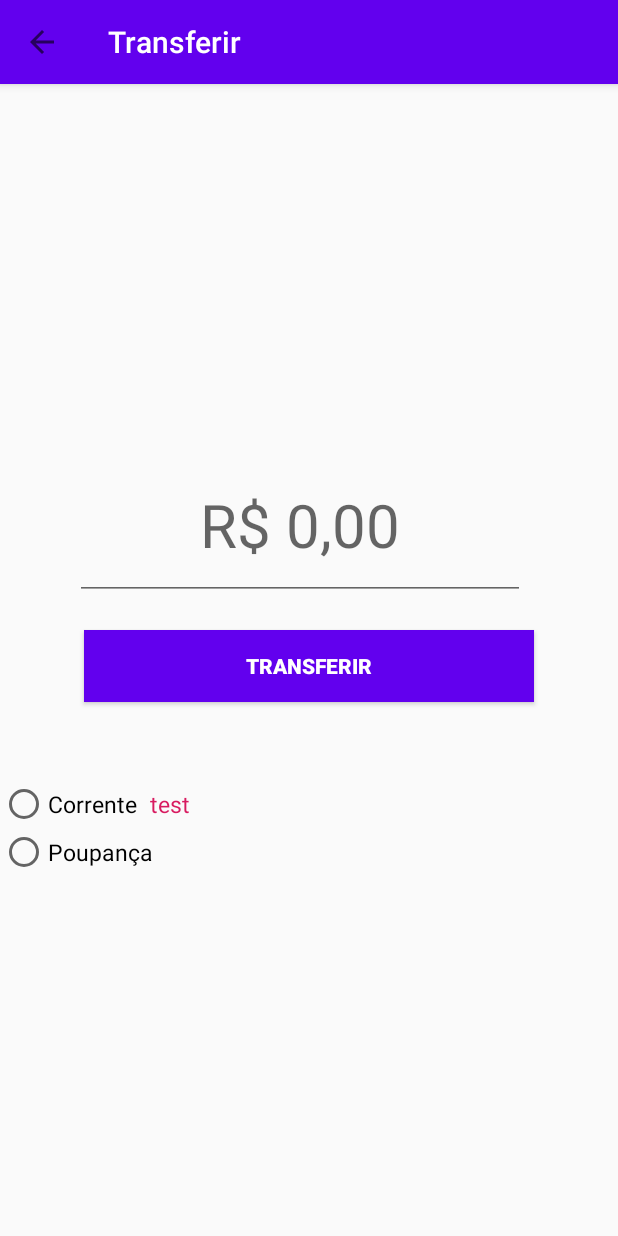
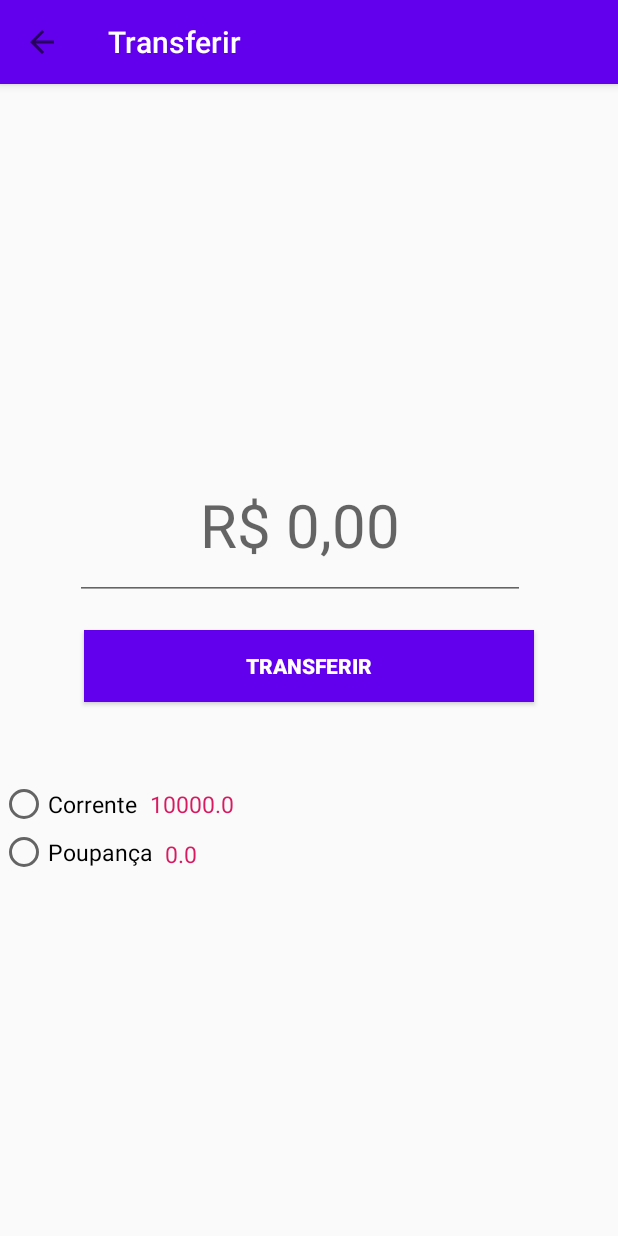
Before and after one commit to viniciusmesquitac/kotlin-mobile-test, an Android app: the screen it shows after launch (InformationContactActivity), after a tap on an icon or button, on a phone screen of 412 x 824 dp. Run offline under Robolectric (Android 15) with nearby library versions, the phone set to English and light mode, and no system bars; libraries missing offline, so code that uses them is left out: com.mooveit.library; 1 statement that could not run was skipped; 1 other tap on this screen came first.

Commit message:
update sort contacts

```diff
--- a/app/src/main/java/com/example/mobile_test/ContactAdapter.kt
+++ b/app/src/main/java/com/example/mobile_test/ContactAdapter.kt
@@ -34,6 +34,4 @@ class ContactAdapter(val contacts: MutableList<Contact>): RecyclerView.Adapter<C
             }
         }
     }
-
-
 }
--- a/app/src/main/java/com/example/mobile_test/ContactsActivity.kt
+++ b/app/src/main/java/com/example/mobile_test/ContactsActivity.kt
@@ -7,9 +7,7 @@ import android.util.Log
 import android.view.View
 import androidx.recyclerview.widget.LinearLayoutManager
 import androidx.recyclerview.widget.RecyclerView
-import com.example.mobile_test.model.Contact
-import com.example.mobile_test.model.contact
-import com.example.mobile_test.model.fakeContacts
+import com.example.mobile_test.model.*
 import com.mooveit.library.Fakeit
 import kotlinx.android.synthetic.main.activity_contacts.*
 import kotlinx.android.synthetic.main.contact_item.*
@@ -19,10 +17,18 @@ class ContactsActivity : AppCompatActivity() {
     private lateinit var adapter: ContactAdapter
     private lateinit var myContacts : MutableList<Contact>
 
+
     override fun onCreate(savedInstanceState: Bundle?) {
         super.onCreate(savedInstanceState)
         Fakeit.init()
         setContentView(R.layout.activity_contacts)
+
+        var myUser = CreateUser();
+        val bundle: Bundle? = intent.extras
+
+        bundle?.apply {
+            var user = getParcelable<User>("user");
+        }
 
         adapter = ContactAdapter(fakeContacts())
         myContacts = fakeContacts()
@@ -33,9 +39,13 @@ class ContactsActivity : AppCompatActivity() {
         var intent = Intent(this, InformationContactActivity::class.java)
         recycler_view_contacts.addOnItemClickListener(object: OnItemClickListener{
             override fun onItemClicked(position: Int, view: View) {
-                intent.putExtra("contact", myContacts[position])
+                var sortedContacts: List<Contact> = myContacts.sortedBy{a -> a.name}
+
+
+                intent.putExtra("user", myUser);
+                intent.putExtra("contact", sortedContacts[position])
                 startActivity(intent)
-                Log.d("teste",myContacts[position].name.toString())
+                Log.d("teste",sortedContacts[position].name)
             }
         })
 
@@ -58,8 +68,10 @@ class ContactsActivity : AppCompatActivity() {
             savings_account = !unique
         }
         myContacts.add(0,new_contact)
-        adapter.contacts.add(0,new_contact)
-        adapter.notifyItemInserted(0)
+        var sortedContacts: List<Contact> = myContacts.sortedBy{a -> a.name}
+        var indice = sortedContacts.indexOf(new_contact);
+        adapter.contacts.add(indice, new_contact)
+        adapter.notifyItemInserted(indice)
     }
 
     interface OnItemClickListener {
--- a/app/src/main/java/com/example/mobile_test/InformationContactActivity.kt
+++ b/app/src/main/java/com/example/mobile_test/InformationContactActivity.kt
@@ -7,18 +7,23 @@
 
 package com.example.mobile_test
 
+import android.content.Intent
 import androidx.appcompat.app.AppCompatActivity
 import android.os.Bundle
 import android.text.Editable
 import android.util.Log
+import android.widget.RadioButton
+import android.widget.RadioGroup
 import android.widget.Toast
-import com.example.mobile_test.model.Contact
-import com.example.mobile_test.model.CreateUser
-import com.example.mobile_test.model.User
-import com.example.mobile_test.model.fakeContacts
+import com.example.mobile_test.model.*
 import kotlinx.android.synthetic.main.activity_information_contact.*
 
 class InformationContactActivity : AppCompatActivity() {
+
+
+    private lateinit var contact : Contact
+    private lateinit var user: User;
+
 
     override fun onCreate(savedInstanceState: Bundle?) {
         super.onCreate(savedInstanceState)
@@ -26,30 +31,63 @@ class InformationContactActivity : AppCompatActivity() {
         setSupportActionBar(toolbar)
         supportActionBar?.setDisplayHomeAsUpEnabled(true)
 
-        var contact: Contact = Contact("","","","", false,false,0f,0f)
-        var user: User = CreateUser()
+        contact = Contact("","","","", false,false,0f,0f)
+        user = User("","","","", false,false,0f,0f)
+
         val bundle: Bundle? = intent.extras
+        //apply user information
+        txt_current_balance.text = user.current_ballance.toString();
+        txt_saving_balance.text = user.savings_ballance.toString();
 
+        //apply contact information
         bundle?.apply {
             contact = getParcelable<Contact>("contact")!!;
-                txt_name.text = contact?.name.toString()
-                txt_account.text = contact?.account.toString()
-                txt_bank_name.text = contact?.bank
+            txt_name.text = contact?.name.toString()
+            txt_account.text = contact?.account.toString()
+            txt_bank_name.text = contact?.bank
+
+            user = getParcelable<User>("user")!!;
+            txt_current_balance.text = user.current_ballance.toString();
+            txt_saving_balance.text = user.savings_ballance.toString();
+
         }
-
 
         // click event
         btn_transfer.setOnClickListener {
-            var value: Float? = edit_currency.text.toString().toFloat()
-            transferBalance(user, contact, value)
+            var id = radio_group.checkedRadioButtonId;
+
+            if(id==-1) { // any radio button as checked
+                Toast.makeText(this,"Você deve selecionar o tipo de conta!", Toast.LENGTH_SHORT).show()
+            } else {
+                var value: Float? = edit_currency.text.toString().toFloat()
+                val radio: RadioButton = findViewById(id);
+                if(radio.text == "Corrente") {
+                    transferCurrentBalance(value);
+                }
+                if(radio.text == "Poupança") {
+                    transferSavingBalance(value);
+                }
+
+            }
+
+
         }
     }
 
-    private fun transferBalance(by: User, to: Contact, value: Float?) {
-        by.current_ballance -= value!!
-        to.current_ballance +=value!!
-        Toast.makeText(this, "Valor de {value} transferido com sucesso!", Toast.LENGTH_SHORT).show()
-        Log.d("teste",by.current_ballance.toString())
+    private fun transferCurrentBalance(value: Float?) {
+        user.current_ballance -= value!!
+        contact.current_ballance +=value!!
+        txt_current_balance.text = user.current_ballance.toString();
+        Toast.makeText(this, "Valor de ${value} transferido com sucesso!", Toast.LENGTH_SHORT).show()
+        Log.d("teste",user.current_ballance.toString())
+    }
+
+    private fun transferSavingBalance(value: Float?) {
+        user.savings_ballance -= value!!
+        contact.savings_ballance +=value!!
+        txt_saving_balance.text = user.savings_ballance.toString();
+        Toast.makeText(this, "Valor de ${value} transferido com sucesso!", Toast.LENGTH_SHORT).show()
+        Log.d("teste",user.savings_ballance.toString())
     }
 
     override fun onSupportNavigateUp(): Boolean {
--- a/app/src/main/java/com/example/mobile_test/model/Contacts.kt
+++ b/app/src/main/java/com/example/mobile_test/model/Contacts.kt
@@ -21,7 +21,7 @@ data class Contact(
     val current_account: Boolean,
     val savings_account: Boolean,
     var current_ballance: Float,
-    val savings_ballance: Float
+    var savings_ballance: Float
 ): Parcelable
 
 class ContactBuilder {
--- a/app/src/main/java/com/example/mobile_test/model/User.kt
+++ b/app/src/main/java/com/example/mobile_test/model/User.kt
@@ -19,16 +19,31 @@ data class User(
     val current_account: Boolean,
     val savings_account: Boolean,
     var current_ballance: Float,
-    val savings_ballance: Float
+    var savings_ballance: Float
 ): Parcelable
 
-fun CreateUser(): User = User(
-    "Vinicius Mesquita",
-    "itau",
-    "001",
-    "550.222.221-444",
-    true,
-    true,
-    100000f,
-    1000f
-)
+
+class MyUser {
+    var name = ""
+    var bank = ""
+    var agency = "001"
+    var account = ""
+    var current_account = false
+    var savings_account = false
+    var current_ballance = 0.0f
+    var savings_ballance = 0.0f
+
+    fun build(): User = User(name,bank,agency,account, false, false, current_ballance, savings_ballance)
+}
+fun user(block: MyUser.() -> Unit): User = MyUser().apply(block).build()
+
+fun CreateUser(): User = user {
+    name = "Vinicius"
+    bank = "itau"
+    agency = "001"
+    account = "50000"
+    current_account = true
+    savings_account = false
+    current_ballance = 10000f
+    savings_ballance = 0f
+}
--- a/app/src/main/res/layout/activity_information_contact.xml
+++ b/app/src/main/res/layout/activity_information_contact.xml
@@ -86,6 +86,7 @@
             android:layout_marginTop="120dp"/>
 
     <RadioGroup
+            android:id="@+id/radio_group"
             android:layout_width="match_parent"
             android:layout_alignTop="@id/btn_transfer"
             android:layout_marginTop="100dp"
@@ -96,7 +97,6 @@
                 android:text="@string/current"
                 android:textSize="15dp"
                 android:layout_height="wrap_content"/>
-
         <androidx.appcompat.widget.AppCompatRadioButton
                 android:layout_width="wrap_content"
                 android:text="@string/savings"
@@ -106,6 +106,7 @@
     </RadioGroup>
 
     <TextView
+            android:id="@+id/txt_current_balance"
             android:layout_alignTop="@id/btn_transfer"
             android:text="test"
             android:layout_marginLeft="100dp"
@@ -116,6 +117,13 @@
             android:layout_height="wrap_content"/>
 
     <TextView
+            android:id="@+id/txt_saving_balance"
+            android:layout_alignTop="@id/txt_current_balance"
+            android:text="test"
+            android:layout_marginLeft="110dp"
+            android:textColor="@color/colorAccent"
+            android:textSize="15dp"
+            android:layout_marginTop="33dp"
             android:layout_width="match_parent"
             android:layout_height="wrap_content"/>
 
```
